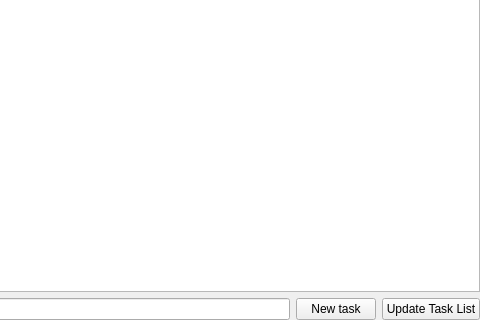
Before: the Qt Designer form main.ui in Mte90/QAsana, drawn with Qt 5; both pictures show x 150 to 630 and y 150 to 470 of the 630 by 470 pixel window.
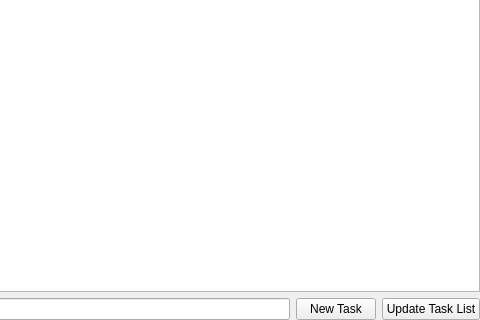
After: the same form once the commit is applied.

Commit message: better text

```diff
--- a/main.ui
+++ b/main.ui
@@ -38,7 +38,7 @@
        <item>
         <widget class="QPushButton" name="pushAddTask">
          <property name="text">
-          <string>New task</string>
+          <string>New Task</string>
          </property>
         </widget>
        </item>
```
The commit also changes 1 other file.
